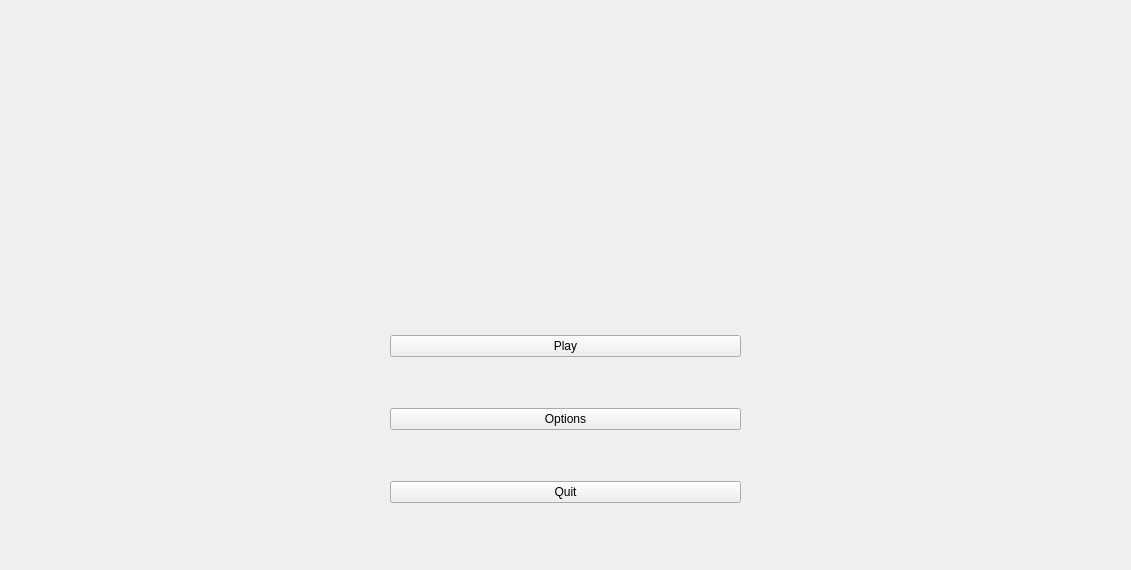
Above: menu.ui from VelvetHawk/Zerk before the change. Below: the same form after it.
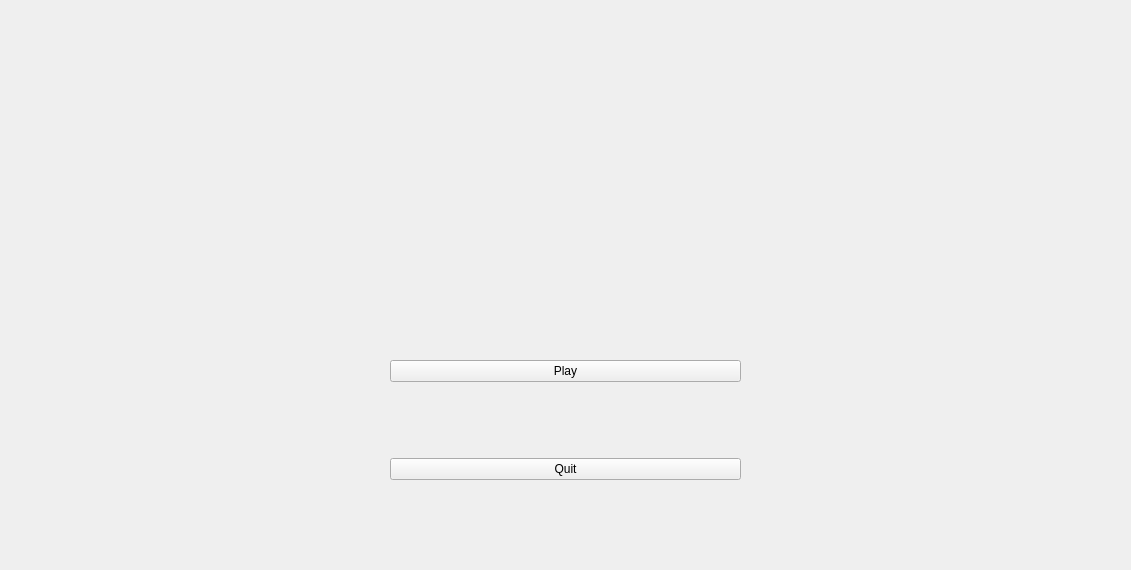
That is the form after the change. Icons and pictures are not drawn.

Commit message: Added map and win conditions for game. Also improved menu art.

The edit to the form file:
```diff
--- a/menu.ui
+++ b/menu.ui
@@ -13,6 +13,11 @@
   <property name="windowTitle">
    <string>MainWindow</string>
   </property>
+  <property name="styleSheet">
+   <string notr="true">#title {
+	border-image: url(&quot;:/images/zerk&quot;) 0 0 0 0 stretch stretch;
+}</string>
+  </property>
   <widget class="QFrame" name="centralframe">
    <property name="geometry">
     <rect>
@@ -39,13 +44,6 @@
        </property>
       </widget>
      </item>
-     <item>
-      <widget class="QPushButton" name="Options">
-       <property name="text">
-        <string>Options</string>
-       </property>
-      </widget>
-     </item>
      <item>
       <widget class="QPushButton" name="Quit">
        <property name="text">
```
Left out of the diff: 13 changed lines with no effect on the pictures. The commit also changes 21 other files.
